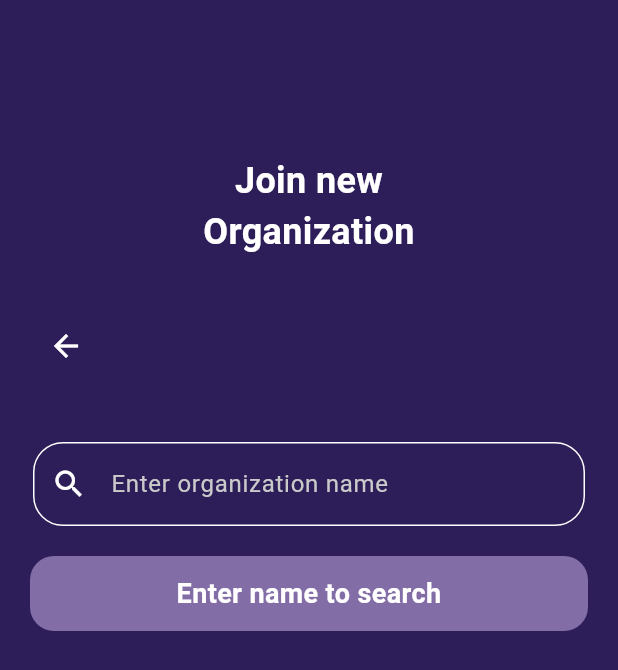
After one commit to sidharth1037/mini_project_neighbourly, a Flutter app: the OrganizationNavigation screen opened directly, on a phone screen of 412 x 824 dp. The commit adds this screen. Shown: the top 670 px of the screen. Run offline on Flutter 3.47's test engine with Material 3 defaults, Android fonts, the phone set to English and light mode, and no system bars; our stand-ins replace cloud_firestore, connectivity_plus, firebase_auth, firebase_core, shared_preferences; accounts and stored records are empty.

Commit message:
Volunteer's organization

```diff
--- /dev/null
+++ b/lib/menu/organization/navigation.dart
@@ -0,0 +1,75 @@
+import 'package:cloud_firestore/cloud_firestore.dart';
+import 'package:flutter/material.dart';
+import 'package:mini_ui/menu/organization/orgdetails.dart';
+import 'package:mini_ui/menu/organization/orgjoin.dart';
+import 'package:mini_ui/styles/styles.dart';
+import 'package:shared_preferences/shared_preferences.dart';
+
+class OrganizationNavigation extends StatefulWidget {
+  const OrganizationNavigation({super.key});
+
+  @override
+  _OrganizationNavigationState createState() => _OrganizationNavigationState();
+}
+
+class _OrganizationNavigationState extends State<OrganizationNavigation> {
+  int selectedIndex = 1;
+  bool isLoading = true;
+  Map<String, dynamic> orgDetails = {};
+  @override
+  void initState() {
+    super.initState();
+    _initializeOrg();
+  }
+
+
+  Future<void> _initializeOrg() async {
+    final prefs = await SharedPreferences.getInstance();
+    final orgId = prefs.getString('orgId') ?? '';
+    print(orgId);
+    if (orgId.isEmpty) {
+      setState(() {
+        selectedIndex = 1;
+        isLoading = false;
+      });
+    }
+    else {
+      orgDetails = await getOrgDetails(orgId);
+      setState(() {
+        selectedIndex = 2;
+        isLoading = false;
+      });
+    }
+  }
+
+  Future<Map<String, dynamic>> getOrgDetails(String orgId) async {
+  DocumentSnapshot<Map<String, dynamic>> querySnapshot = await FirebaseFirestore.instance
+      .collection('organization')
+      .doc(orgId)
+      .get();
+
+  return querySnapshot.data() ?? {};
+
+}
+
+  @override
+  Widget build(BuildContext context) {
+    if (isLoading) {
+        return const Scaffold(
+        backgroundColor: Styles.darkPurple,
+        body: Center(
+          child: CircularProgressIndicator(valueColor: AlwaysStoppedAnimation<Color>(Colors.white),),
+        ),
+      );
+    }
+
+    else if (selectedIndex == 1) {
+    return JoinOrganization();
+    }
+
+    else {
+
+      return OrgDetailsPage(orgDetails: orgDetails, nav: "joined");
+    }
+  }
+}
--- /dev/null
+++ b/lib/menu/organization/orgjoin.dart
@@ -0,0 +1,194 @@
+import 'package:cloud_firestore/cloud_firestore.dart';
+import 'package:flutter/material.dart';
+
+import 'package:mini_ui/menu/organization/orgdetails.dart';
+
+import 'package:mini_ui/styles/styles.dart';
+import '../../styles/custom_style.dart';
+
+
+class JoinOrganization extends StatelessWidget with CustomStyle {
+  JoinOrganization({super.key});
+
+  final TextEditingController searchController = TextEditingController();
+  final ValueNotifier<List<dynamic>> filteredItems = ValueNotifier([]);
+  final ValueNotifier<bool> isLoading = ValueNotifier(false);
+
+  void fetchFilteredData(String query) async {
+    if (query.isEmpty) {
+      filteredItems.value = [];
+      return;
+    }
+
+    isLoading.value = true;
+    try {
+      QuerySnapshot querySnapshot = await FirebaseFirestore.instance
+          .collection('organization')
+          .where('orgName', isGreaterThanOrEqualTo: query)
+          .where('orgName', isLessThanOrEqualTo: query + '\uf8ff')
+          .get();
+      filteredItems.value = querySnapshot.docs.map((doc)
+                      =>
+                      // Convert the document data to a Map<String, dynamic>
+                      // and cast it to the appropriate type
+                      // Use doc.data() as Map<String, dynamic> to ensure type safety
+                      // and avoid runtime errors.
+                      // This is a workaround for the null safety issue in Dart.
+                      // You can also use doc.data()! if you are sure that the data is not null.
+                      // But using doc.data() as Map<String, dynamic> is safer.
+                doc.data() as Map<String,dynamic>
+
+                      ).toList();
+      print(filteredItems.value);
+
+    } catch (e) {
+      debugPrint("Error fetching Firestore data: $e");
+    } finally {
+      isLoading.value = false;
+    }
+  }
+
+  @override
+  Widget build(BuildContext context) {
+    double deviceWidth = MediaQuery.of(context).size.width;
+    double deviceHeight = MediaQuery.of(context).size.height;
+    return Container(
+      color: Styles.darkPurple,
+      child: Scaffold(
+        backgroundColor: Colors.transparent,
+        body: DecoratedBox(
+          decoration: BoxDecoration(color: Styles.darkPurple),
+          child: Column(
+            children: [
+              Container(
+                height: deviceHeight / 3,
+                alignment: Alignment.center,
+                child: Stack(
+                  children: [
+                    const Align(
+                      alignment: Alignment.center,
+                      child: Text("Join new\nOrganization", style: Styles.titleStyle, textAlign: TextAlign.center),
+                    ),
+                    Positioned(
+                      bottom: 20,
+                      left: 20,
+                      child: BackButton(
+                        color: Styles.white,
+                        onPressed: () => Navigator.pop(context),
+                      ),
+                    ),
+                  ],
+                ),
+              ),
+              Padding(
+                padding: const EdgeInsets.symmetric(vertical: 20, horizontal: 22),
+                child: TextField(
+                  controller: searchController,
+                  style: const TextStyle(color: Colors.white),
+                  onChanged: (value) {
+                    fetchFilteredData(value);
+                  },
+                  cursorColor: Colors.white,
+                  decoration: InputDecoration(
+                    hintText: "Enter organization name",
+                    hintStyle: const TextStyle(color: Styles.offWhite),
+                    prefixIcon: const Icon(Icons.search, color: Colors.white),
+                    enabledBorder: OutlineInputBorder(
+                      borderRadius: BorderRadius.circular(20),
+                      borderSide: const BorderSide(color: Colors.white, width: 1),
+                    ),
+                    focusedBorder: OutlineInputBorder(
+                      borderRadius: BorderRadius.circular(20),
+                      borderSide: const BorderSide(color: Colors.white, width: 1),
+                    ),
+                  ),
+                ),
+              ),
+              Expanded(
+                flex: 2,
+                child: ValueListenableBuilder(
+                  valueListenable: isLoading,
+                  builder: (context, bool loading, child) {
+                    if (loading) {
+                      return const Center(child: CircularProgressIndicator(color: Colors.white));
+                    }
+                    return ValueListenableBuilder(
+                      valueListenable: filteredItems,
+                      builder: (context, List<dynamic> items, child) {
+                        if (searchController.text.isEmpty) {
+                          return Container(
+                            alignment: Alignment.topCenter,
+                            child: _buildPill("Enter name to search", deviceWidth, 50,context),
+                          );
+                        }
+                        return items.isNotEmpty
+                            ? ListView.builder(
+                                itemCount: items.length,
+                                itemBuilder: (context, index) => Padding(
+                                  padding: const EdgeInsets.fromLTRB(20, 0, 20, 10),
+                                  child: _buildPill(items[index]['orgName'], deviceWidth, 50,context,index:index),
+                                ),
+                              )
+                            : Container(
+                                alignment: Alignment.topCenter,
+                                child: _buildPill("No matching organization found", deviceWidth, 60,context),
+                              );
+                      },
+                    );
+                  },
+                ),
+              ),
+            ],
+          ),
+        ),
+      ),
+    );
+  }
+  Widget _buildPill(String text, double deviceWidth, double height, BuildContext context,{int? index}) {
+    if(index!=null){
+    return GestureDetector(
+      onTap: () {
+        Navigator.push(context, MaterialPageRoute(builder: (context)=>OrgDetailsPage(orgDetails: filteredItems.value[index],nav:'join')));
+      },
+      child: Container(
+        height: height,
+        width: deviceWidth-40,
+        padding: const EdgeInsets.symmetric(vertical: 8, horizontal: 16),
+        decoration: BoxDecoration(
+          color: Styles.lightPurple,
+          borderRadius: BorderRadius.circular(16),
+        ),
+        alignment: Alignment.center,
+        child: Row(
+          mainAxisAlignment: MainAxisAlignment.spaceBetween,
+          children: [
+            Text(
+              text,
+              style: buttonTextStyle.copyWith(fontSize: 18, color: Colors.white),
+              textAlign: TextAlign.center,
+            ),
+           const Icon(Icons.arrow_forward_ios, color: Colors.white),
+          ],
+        ),
+      ),
+    );
+  }
+  else{
+    return Container(
+        height: height,
+        width: deviceWidth - 40,
+        padding: const EdgeInsets.symmetric(vertical: 8, horizontal: 16),
+        decoration: BoxDecoration(
+          color: Styles.lightPurple,
+          borderRadius: BorderRadius.circular(16),
+        ),
+        alignment: Alignment.center,
+        child: Text(
+          text,
+          style: buttonTextStyle.copyWith(fontSize: 18, color: Colors.white),
+          textAlign: TextAlign.center,
+        ),
+      );
+  }
+  }
+}
--- a/lib/navbar.dart
+++ b/lib/navbar.dart
@@ -1,5 +1,6 @@
 import 'package:flutter/material.dart';
 import 'package:flutter/services.dart'; // Required for SystemNavigator.pop()
+import 'package:mini_ui/menu/organization/navigation.dart';
 import 'profile/profile.dart';
 import 'request/requestpage.dart';
 import 'styles/styles.dart';
@@ -26,7 +27,7 @@ List<Map<String, dynamic>> contentsVolunteer=[
         {"icon":Icons.history,"label":"Request\nHistory","Navigation": const ReqHistoryPage()},
         {"icon":Icons.location_city,"label":"Neighbourhood","Navigation":Neighbourhood()},
         {"icon":Icons.priority_high,"label":"Volunteer\nPriority List","Navigation": const PriorityPage()},
-        {"icon":Icons.group,"label":"Organization","Navigation": const Placeholder()},
+        {"icon":Icons.group,"label":"Organization","Navigation": const OrganizationNavigation()},
         {"icon":Icons.support_agent,"label":"Customer\nCare","Navigation": const CustomerSupport()},
         {"icon":Icons.wallet,"label":"Wallet","Navigation":Wallet()}
   ];
--- a/lib/screens/screen_login.dart
+++ b/lib/screens/screen_login.dart
@@ -90,6 +90,7 @@ class LoginScreenState extends State<LogInScreen> {
           await prefs.setString('userAddress', userData?['address'] ?? '');
           await prefs.setString('neighbourhoodId', userData?['neighbourhoodId'] ?? '');
           await prefs.setString('orgName', userData?['orgName'] ?? 'none');
+          await prefs.setString('orgId', userData?['orgId'] ?? '');
           await prefs.setStringList('services', userData?['services']?.cast<String>() ?? []);
 
           setState(() => _isLoading = false);
```
Also changed, not shown: lib/menu/organization/orgdetails.dart (added, +330 -0 lines).
